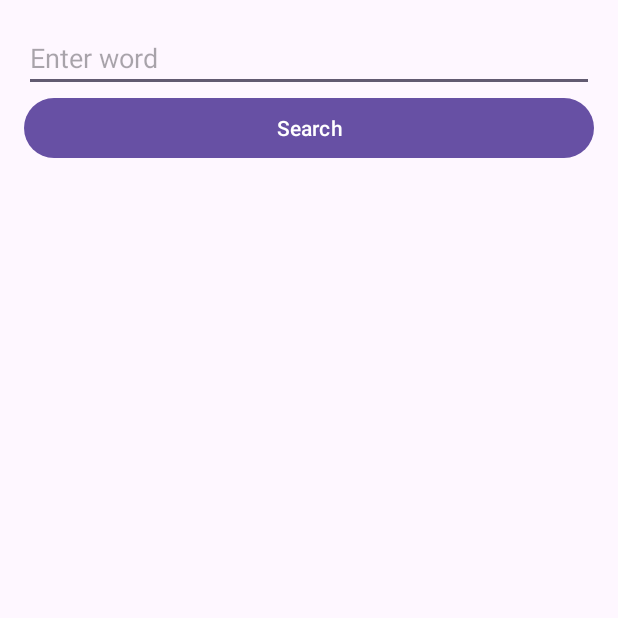
After one commit to theRepetition/car-project_, an Android app: the dictionary_activity screen opened directly, with no data from a screen before it, on a phone screen of 412 x 824 dp, the top half of it. The commit adds this screen. Run offline under Robolectric (Android 15) with nearby library versions, the phone set to English and light mode, and no system bars.

Commit message:
버튼 추가 함

```diff
--- /dev/null
+++ b/app/src/main/java/com/example/myapplication/DictionaryDatabaseHelper.java
@@ -0,0 +1,35 @@
+package com.example.myapplication;
+
+import android.content.Context;
+import android.database.sqlite.SQLiteDatabase;
+import android.database.sqlite.SQLiteOpenHelper;
+
+public class DictionaryDatabaseHelper extends SQLiteOpenHelper {
+    public static final String DATABASE_NAME = "dictionary.db";
+    public static final int DATABASE_VERSION = 1;
+    public static final String TABLE_NAME = "words";
+    public static final String COLUMN_ID = "id";
+    public static final String COLUMN_WORD = "word";
+    public static final String COLUMN_DEFINITION = "definition";
+
+    private static final String TABLE_CREATE =
+            "CREATE TABLE " + TABLE_NAME + " (" +
+                    COLUMN_ID + " INTEGER PRIMARY KEY AUTOINCREMENT, " +
+                    COLUMN_WORD + " TEXT, " +
+                    COLUMN_DEFINITION + " TEXT)";
+
+    public DictionaryDatabaseHelper(Context context) {
+        super(context, DATABASE_NAME, null, DATABASE_VERSION);
+    }
+
+    @Override
+    public void onCreate(SQLiteDatabase db) {
+        db.execSQL(TABLE_CREATE);
+    }
+
+    @Override
+    public void onUpgrade(SQLiteDatabase db, int oldVersion, int newVersion) {
+        db.execSQL("DROP TABLE IF EXISTS " + TABLE_NAME);
+        onCreate(db);
+    }
+}
--- /dev/null
+++ b/app/src/main/java/com/example/myapplication/dictionary_activity.java
@@ -0,0 +1,63 @@
+package com.example.myapplication;
+
+import android.database.Cursor;
+import android.database.sqlite.SQLiteDatabase;
+import android.os.Bundle;
+import android.util.Log;
+import android.view.View;
+import android.widget.Button;
+import android.widget.EditText;
+import android.widget.TextView;
+import androidx.appcompat.app.AppCompatActivity;
+
+public class dictionary_activity extends AppCompatActivity {
+
+    private DictionaryDatabaseHelper dbHelper;
+    private SQLiteDatabase database;
+    private EditText wordInput;
+    private Button searchButton;
+    private TextView definitionOutput;
+
+    @Override
+    protected void onCreate(Bundle savedInstanceState) {
+        super.onCreate(savedInstanceState);
+        setContentView(R.layout.activity_dictionary);
+
+        dbHelper = new DictionaryDatabaseHelper(this);
+
+        wordInput = findViewById(R.id.wordInput);
+        searchButton = findViewById(R.id.searchButton);
+        definitionOutput = findViewById(R.id.definitionOutput);
+
+        searchButton.setOnClickListener(new View.OnClickListener() {
+            @Override
+            public void onClick(View v) {
+                String word = wordInput.getText().toString();
+                String definition = getDefinition(word);
+                definitionOutput.setText(definition);
+            }
+        });
+    }
+
+    private String getDefinition(String word) {
+        String definition = "Not found";
+        // 여기에서 읽기 전용 데이터베이스를 엽니다.
+        SQLiteDatabase db = dbHelper.getReadableDatabase();
+
+        String query = "SELECT * FROM " + DictionaryDatabaseHelper.TABLE_NAME + " WHERE " + DictionaryDatabaseHelper.COLUMN_WORD + " = ?";
+        Cursor cursor = db.rawQuery(query, new String[]{word});
+        if (cursor != null) {
+            if (cursor.moveToFirst()) {
+                int index = cursor.getColumnIndex(DictionaryDatabaseHelper.COLUMN_DEFINITION);
+                if (index != -1) {
+                    definition = cursor.getString(index);
+                } else {
+                    Log.d("DB_ERROR", "COLUMN_DEFINITION not found in the result");
+                }
+            }
+            cursor.close();
+        }
+        db.close(); // 데이터베이스를 닫습니다.
+        return definition;
+    }
+}
--- /dev/null
+++ b/app/src/main/res/layout/activity_dictionary.xml
@@ -0,0 +1,26 @@
+<?xml version="1.0" encoding="utf-8"?>
+<LinearLayout xmlns:android="http://schemas.android.com/apk/res/android"
+    android:layout_width="match_parent"
+    android:layout_height="match_parent"
+    android:orientation="vertical"
+    android:padding="16dp">
+
+  <EditText
+      android:id="@+id/wordInput"
+      android:layout_width="match_parent"
+      android:layout_height="wrap_content"
+      android:hint="Enter word"/>
+
+  <Button
+      android:id="@+id/searchButton"
+      android:layout_width="match_parent"
+      android:layout_height="wrap_content"
+      android:text="Search"/>
+
+  <TextView
+      android:id="@+id/definitionOutput"
+      android:layout_width="match_parent"
+      android:layout_height="wrap_content"
+      android:paddingTop="16dp"/>
+
+</LinearLayout>
```
Also changed, not shown: app/src/main/AndroidManifest.xml (+8 -4 lines), app/src/main/java/com/example/myapplication/MainActivity.java (+10 -0 lines).
